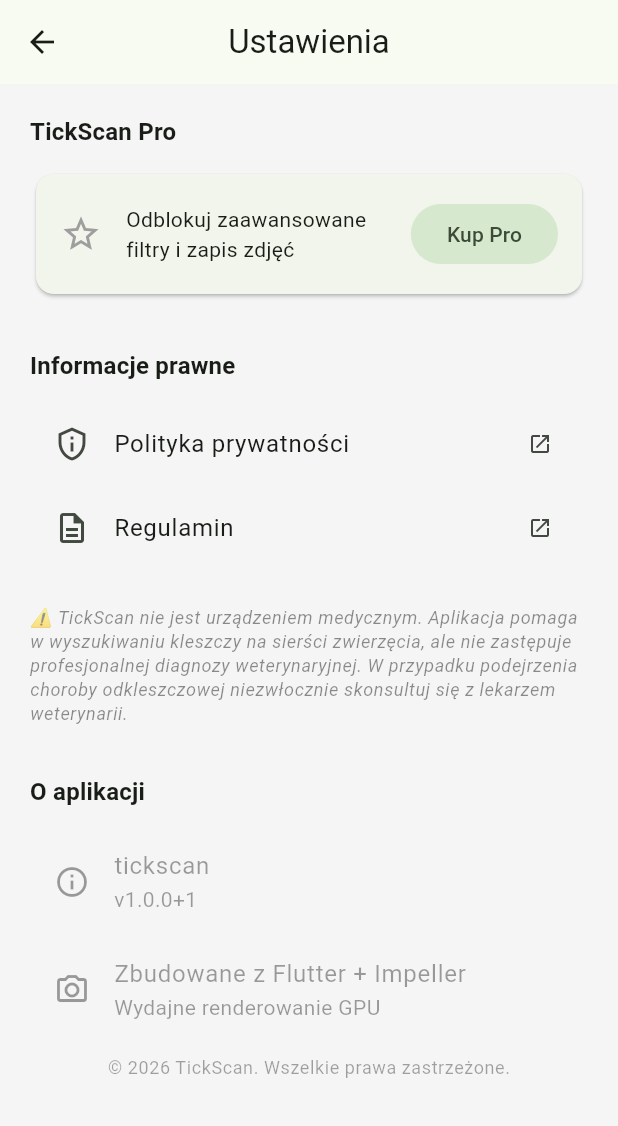
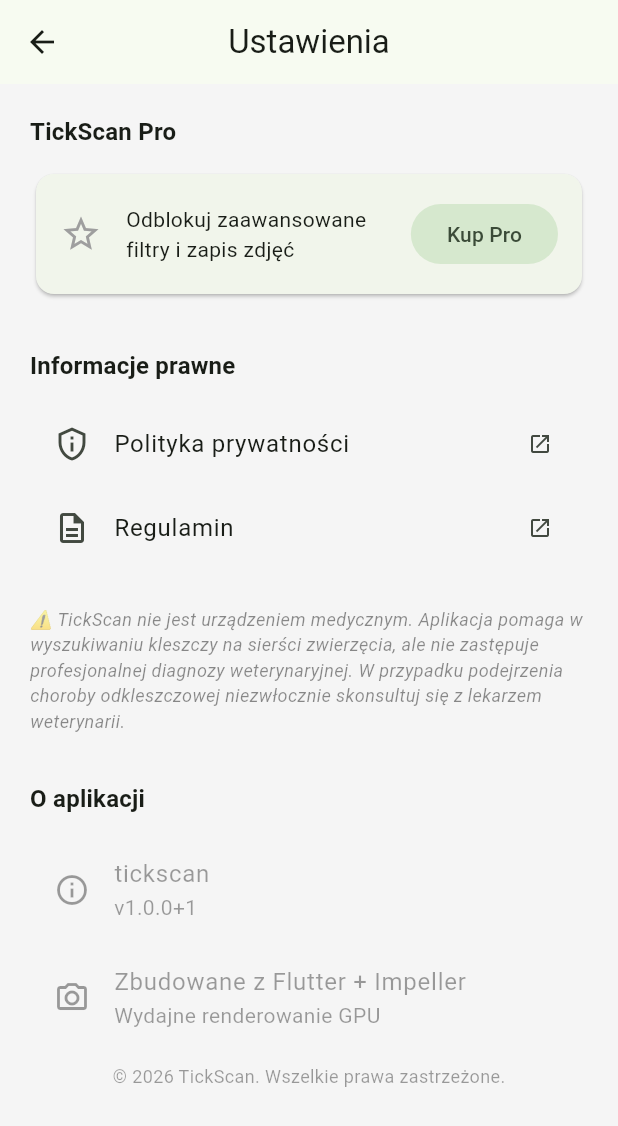
Before and after one commit to ummberto-star/tickscan, a Flutter app: the SettingsScreen screen opened directly, on a phone screen of 412 x 824 dp. Shown: the top 1126 px of the screen. Run offline on Flutter 3.47's test engine with Material 3 defaults, Android fonts, the light colour scheme and no system bars; our stand-ins replace camera, flutter_riverpod, package_info_plus, permission_handler, shared_preferences; missing offline and left inert: purchases_flutter; accounts and stored records are empty.

Commit message:
feat: assets + performance pass + release 1.0.0 — KROK 11-13 TickScan

```diff
--- a/lib/features/onboarding/onboarding_screen.dart
+++ b/lib/features/onboarding/onboarding_screen.dart
@@ -209,18 +209,18 @@
             textAlign: TextAlign.center,
           ),
           const SizedBox(height: 24),
-          _UsageStep(
+          const _UsageStep(
             number: '1',
             text: 'Włącz latarkę przyciskiem ⚡ w prawym górnym rogu',
           ),
           const SizedBox(height: 12),
-          _UsageStep(
+          const _UsageStep(
             number: '2',
             text: 'Powoli prowadź telefon przeciw kierunkowi włosa, '
                 '5–10 cm od skóry',
           ),
           const SizedBox(height: 12),
-          _UsageStep(
+          const _UsageStep(
             number: '3',
             text: 'Zwróć uwagę na małe, jasne (po inwersji) plamki — '
                 'to mogą być kleszcze',
--- a/lib/features/scanner/widgets/filter_mode_selector.dart
+++ b/lib/features/scanner/widgets/filter_mode_selector.dart
@@ -74,7 +74,7 @@
 
   @override
   Widget build(BuildContext context) {
-    final color = Colors.white;
+    const color = Colors.white;
     return GestureDetector(
       onTap: isLocked ? null : onTap,
       child: AnimatedContainer(
--- a/lib/features/settings/settings_screen.dart
+++ b/lib/features/settings/settings_screen.dart
@@ -5,7 +5,6 @@
 import '../../core/constants.dart' as constants;
 import '../../services/purchase_service.dart';
 
-/// Static settings screen with version info, legal links, restore purchase.
 class SettingsScreen extends ConsumerWidget {
   const SettingsScreen({super.key});
 
@@ -28,8 +27,9 @@
         child: Column(
           crossAxisAlignment: CrossAxisAlignment.start,
           children: [
-            // ─── Pro Section ───────────────────────────────
-            Text('TickScan Pro', style: theme.textTheme.titleMedium?.copyWith(fontWeight: FontWeight.bold)),
+            Text('TickScan Pro',
+                style: theme.textTheme.titleMedium
+                    ?.copyWith(fontWeight: FontWeight.bold)),
             const SizedBox(height: 12),
             Card(
               child: Padding(
@@ -52,10 +52,7 @@
                     ),
                     if (!purchaseService.isPro)
                       FilledButton.tonal(
-                        onPressed: () {
-                          Navigator.pop(context);
-                          // Show paywall — navigated from parent context
-                        },
+                        onPressed: () => Navigator.pop(context),
                         child: const Text('Kup Pro'),
                       ),
                   ],
@@ -72,11 +69,9 @@
                     if (context.mounted) {
                       ScaffoldMessenger.of(context).showSnackBar(
                         SnackBar(
-                          content: Text(
-                            restored
-                                ? 'Zakup przywrócony pomyślnie'
-                                : 'Nie znaleziono wcześniejszych zakupów',
-                          ),
+                          content: Text(restored
+                              ? 'Zakup przywrócony pomyślnie'
+                              : 'Nie znaleziono wcześniejszych zakupów'),
                         ),
                       );
                     }
@@ -86,9 +81,9 @@
               ),
             ],
             const SizedBox(height: 32),
-
-            // ─── Legal ──────────────────────────────────────
-            Text('Informacje prawne', style: theme.textTheme.titleMedium?.copyWith(fontWeight: FontWeight.bold)),
+            Text('Informacje prawne',
+                style: theme.textTheme.titleMedium
+                    ?.copyWith(fontWeight: FontWeight.bold)),
             const SizedBox(height: 12),
             ListTile(
               leading: const Icon(Icons.privacy_tip_outlined),
@@ -103,37 +98,34 @@
               onTap: () => _launchUrl(constants.termsOfServiceUrl),
             ),
             const SizedBox(height: 24),
-
-            // ─── Disclaimer ─────────────────────────────────
-            Text(
+            const Text(
               '⚠️ TickScan nie jest urządzeniem medycznym. Aplikacja pomaga '
               'w wyszukiwaniu kleszczy na sierści zwierzęcia, ale nie zastępuje '
               'profesjonalnej diagnozy weterynaryjnej. W przypadku podejrzenia '
               'choroby odkleszczowej niezwłocznie skonsultuj się z lekarzem weterynarii.',
-              style: theme.textTheme.bodySmall?.copyWith(
-                color: theme.colorScheme.onSurface.withValues(alpha: 0.5),
+              style: TextStyle(
+                color: Colors.black45,
                 fontStyle: FontStyle.italic,
+                fontSize: 12,
               ),
             ),
             const SizedBox(height: 32),
-
-            // ─── App Info ───────────────────────────────────
-            Text('O aplikacji', style: theme.textTheme.titleMedium?.copyWith(fontWeight: FontWeight.bold)),
+            Text('O aplikacji',
+                style: theme.textTheme.titleMedium
+                    ?.copyWith(fontWeight: FontWeight.bold)),
             const SizedBox(height: 12),
-            _AppVersionInfo(),
-            ListTile(
-              leading: const Icon(Icons.camera_alt_outlined),
-              title: const Text('Zbudowane z Flutter + Impeller'),
-              subtitle: const Text('Wydajne renderowanie GPU'),
+            const _AppVersionInfo(),
+            const ListTile(
+              leading: Icon(Icons.camera_alt_outlined),
+              title: Text('Zbudowane z Flutter + Impeller'),
+              subtitle: Text('Wydajne renderowanie GPU'),
               enabled: false,
             ),
             const SizedBox(height: 8),
             Center(
               child: Text(
                 '© ${DateTime.now().year} TickScan. Wszelkie prawa zastrzeżone.',
-                style: theme.textTheme.bodySmall?.copyWith(
-                  color: theme.colorScheme.onSurface.withValues(alpha: 0.4),
-                ),
+                style: const TextStyle(color: Colors.black38, fontSize: 12),
               ),
             ),
             const SizedBox(height: 40),
@@ -144,8 +136,9 @@
   }
 }
 
-/// Widget that asynchronously fetches app version/name and displays it.
 class _AppVersionInfo extends StatefulWidget {
+  const _AppVersionInfo();
+
   @override
   State<_AppVersionInfo> createState() => _AppVersionInfoState();
 }
```
Also changed, not shown: analysis_options.yaml (+8 -25 lines), lib/features/guide/tick_removal_screen.dart (+24 -36 lines), lib/features/paywall/paywall_screen.dart (+4 -4 lines), pubspec.yaml (+8 -1 lines), assets/icons/app_icon.svg (added), assets/images/onboarding_1.png (added), assets/images/onboarding_2.png (added), assets/images/tick_removal_diagram.png (added), pubspec.lock, 3 other files.
